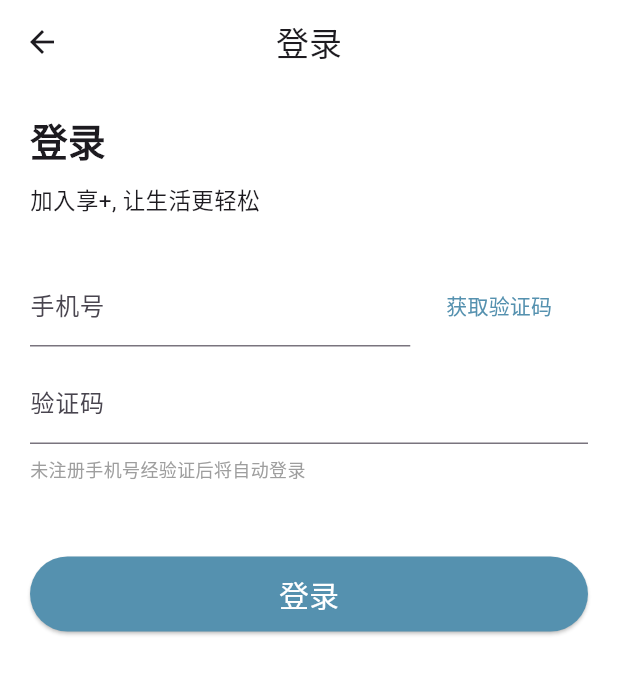
After one commit to 15194481186/test_flutter, a Flutter app: the LoginPage screen opened directly, on a phone screen of 412 x 824 dp. The commit adds this screen. Shown: the top 674 px of the screen. Run offline on Flutter 3.47's test engine with Material 3 defaults, Android fonts, the phone set to English and light mode, and no system bars; our stand-ins replace dio, flutter_html, fluttertoast, shared_preferences; accounts and stored records are empty; network calls fail.

Commit message:
登录访问拦截处理

```diff
--- /dev/null
+++ b/lib/pages/login/index.dart
@@ -0,0 +1,88 @@
+import 'package:flutter/material.dart';
+
+class LoginPage extends StatefulWidget {
+  const LoginPage({super.key});
+
+  @override
+  State<LoginPage> createState() => _LoginPageState();
+}
+
+class _LoginPageState extends State<LoginPage> {
+  @override
+  Widget build(BuildContext context) {
+    return Scaffold(
+        backgroundColor: Colors.white,
+        appBar: AppBar(
+          title: const Text('登录'),
+          backgroundColor: Colors.transparent,
+          centerTitle: true,
+        ),
+        body: Container(
+            padding: const EdgeInsets.all(20),
+            child:
+                Column(mainAxisAlignment: MainAxisAlignment.start, children: [
+              const Row(
+                children: [
+                  Text('登录',
+                      style:
+                          TextStyle(fontSize: 25, fontWeight: FontWeight.bold))
+                ],
+              ),
+              const SizedBox(height: 10),
+              const Row(
+                children: [
+                  Text('加入享+, 让生活更轻松', style: TextStyle(fontSize: 15))
+                ],
+              ),
+              const SizedBox(height: 30),
+              Row(
+                crossAxisAlignment: CrossAxisAlignment.center,
+                children: [
+                  const Expanded(
+                    child: TextField(
+                      decoration: InputDecoration(
+                        labelText: '手机号',
+                        hintText: '请输入手机号',
+                      ),
+                    ),
+                  ),
+                  ElevatedButton(
+                    style: ElevatedButton.styleFrom(
+                      backgroundColor: Colors.white,
+                      shadowColor: Colors.transparent,
+                      foregroundColor: const Color.fromARGB(255, 85, 145, 175),
+                      minimumSize: const Size(100, 50),
+                    ),
+                    onPressed: () {},
+                    child: const Text('获取验证码'),
+                  ),
+                ],
+              ),
+              const SizedBox(height: 8),
+              const TextField(
+                decoration: InputDecoration(
+                  labelText: '验证码',
+                  hintText: '请输入6位验证码',
+                ),
+              ),
+              const SizedBox(height: 8),
+              const Row(children: [
+                Text('未注册手机号经验证后将自动登录',
+                    style: TextStyle(fontSize: 12, color: Colors.grey)),
+              ]),
+              const SizedBox(height: 50),
+              Row(children: [
+                Expanded(
+                    child: ElevatedButton(
+                  style: ElevatedButton.styleFrom(
+                    backgroundColor: const Color.fromARGB(255, 85, 145, 175),
+                    minimumSize: const Size(100, 50),
+                  ),
+                  onPressed: () {},
+                  child: const Text('登录',
+                      style: TextStyle(color: Colors.white, fontSize: 20)),
+                ))
+              ])
+            ])));
+  }
+}
--- a/lib/pages/mine/index.dart
+++ b/lib/pages/mine/index.dart
@@ -41,7 +41,7 @@ class _MinePageState extends State<MinePage> {
               padding: const EdgeInsets.all(10),
               child: GestureDetector(
                   onTap: () {
-                    // Navigator.pushNamed(context, '/profile');
+                    Navigator.pushNamed(context, '/profile');
                   },
                   child: Row(children: [
                     Row(children: [
--- a/lib/pages/tab_bar/index.dart
+++ b/lib/pages/tab_bar/index.dart
@@ -33,7 +33,9 @@ class _TabBarPageState extends State<TabBarPage> {
     super.initState();
 
     Future.delayed(Duration.zero, () async {
-      await TokenManager().init();
+      final token = TokenManager();
+      await token.init();
+      print(TokenManager().getToken());
     });
   }
 
```
Also changed, not shown: lib/main.dart (+27 -4 lines), lib/pages/profile/index.dart (added, +59 -0 lines).
